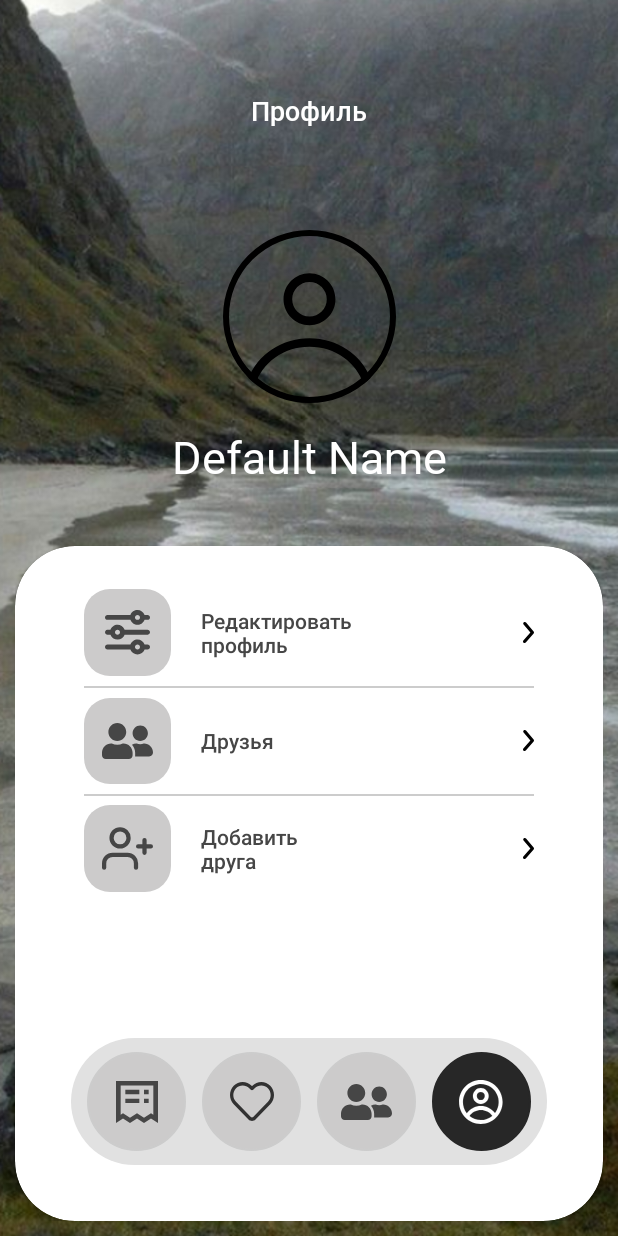
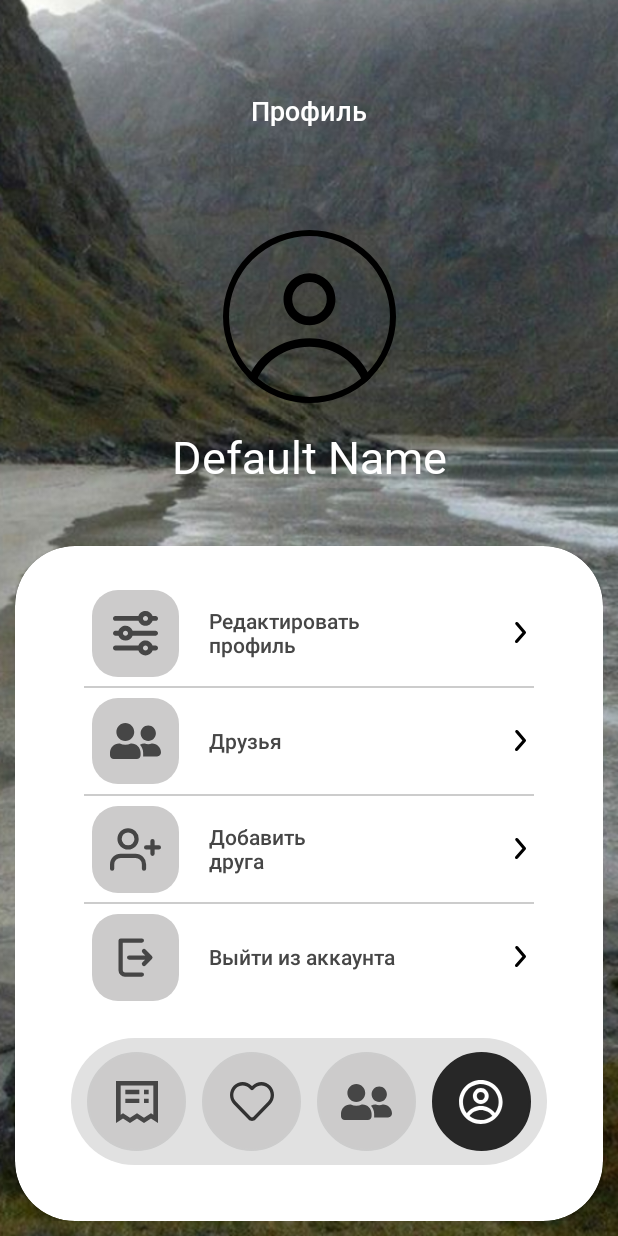
Before and after one commit to smoliskem/Travl, an Android app built with Jetpack Compose: the ProfilePage screen opened through its navigation route, on a phone screen of 412 x 824 dp. Run offline under Robolectric (Android 15) with nearby library versions, the phone set to English and light mode, and no system bars; our stand-ins replace Firebase (no records; nobody signed in at launch, a user with empty details on screens opened directly).

Commit message:
add button for log out and implement this

```diff
--- a/app/src/main/java/com/example/travl/pages/ProfilePage.kt
+++ b/app/src/main/java/com/example/travl/pages/ProfilePage.kt
@@ -1,6 +1,7 @@
 package com.example.travl.pages
 
 import android.content.Context.MODE_PRIVATE
+import android.content.Intent
 import android.os.Bundle
 import androidx.fragment.app.Fragment
 import android.view.LayoutInflater
@@ -9,19 +10,24 @@ import android.view.ViewGroup
 import android.widget.ImageButton
 import android.widget.TextView
 import androidx.navigation.fragment.findNavController
+import com.example.travl.LoginActivity
 import com.example.travl.R
 import com.example.travl.databinding.MainPageBinding
 import com.example.travl.databinding.ProfilePageBinding
+import com.google.firebase.auth.FirebaseAuth
 
 
 class ProfilePage : Fragment() {
     private lateinit var binding: ProfilePageBinding
     private lateinit var textViewUserName: TextView
+    private lateinit var auth: FirebaseAuth
 
     override fun onCreateView(
         inflater: LayoutInflater, container: ViewGroup?,
         savedInstanceState: Bundle?
     ): View? {
+        auth = FirebaseAuth.getInstance()
+
         val view = inflater.inflate(R.layout.profile_page, container, false)
 
         textViewUserName = view.findViewById(R.id.username)
@@ -48,5 +54,17 @@ class ProfilePage : Fragment() {
             findNavController().navigate(ProfilePageDirections.actionProfilePageToJointPlansPage())
         }
 
+        binding.logOut.setOnClickListener {
+            signOut()
+        }
+
+    }
+
+    private fun signOut() {
+        auth.signOut() // Выход из аккаунта
+        // Обновите UI или перенаправьте пользователя на экран входа
+        val intent = Intent(activity, LoginActivity::class.java)
+        startActivity(intent)
+        activity?.finish()
     }
 }
--- /dev/null
+++ b/app/src/main/res/drawable/exit_ic.xml
@@ -0,0 +1,14 @@
+<?xml version="1.0" encoding="utf-8"?>
+<layer-list xmlns:android="http://schemas.android.com/apk/res/android">
+    <item>
+        <shape android:shape="rectangle">
+            <solid android:color="#CCCBCB"/>
+            <corners android:radius="17dp"/>
+        </shape>
+    </item>
+    <item android:drawable="@drawable/exit_icon"
+        android:bottom="12dp"
+        android:start="12dp"
+        android:end="12dp"
+        android:top="12dp"/>
+</layer-list>
--- /dev/null
+++ b/app/src/main/res/drawable/exit_icon.xml
@@ -0,0 +1,24 @@
+<vector xmlns:android="http://schemas.android.com/apk/res/android"
+    android:width="34dp"
+    android:height="34dp"
+    android:viewportWidth="24"
+    android:viewportHeight="24">
+  <group>
+    <clip-path
+        android:pathData="M0,0.001h24v24h-24z"/>
+    <path
+        android:pathData="M15,4.001H5V18.001C5,19.105 5.895,20.001 7,20.001H15"
+        android:strokeLineJoin="round"
+        android:strokeWidth="2"
+        android:fillColor="#00000000"
+        android:strokeColor="#464646"
+        android:strokeLineCap="round"/>
+    <path
+        android:pathData="M16,15.001L19,12.001M19,12.001L16,9.001M19,12.001H9"
+        android:strokeLineJoin="round"
+        android:strokeWidth="2"
+        android:fillColor="#00000000"
+        android:strokeColor="#464646"
+        android:strokeLineCap="round"/>
+  </group>
+</vector>
--- a/app/src/main/res/layout/profile_page.xml
+++ b/app/src/main/res/layout/profile_page.xml
@@ -83,6 +83,7 @@
                 android:drawableStart="@drawable/settings_ic"
                 android:drawableEnd="@drawable/arrow_next_icon"
                 android:drawablePadding="20dp"
+                android:padding="5dp"
                 android:text="@string/edit_profile"
                 android:textAlignment="textStart"
                 android:textAllCaps="false"
@@ -106,6 +107,7 @@
                 android:drawableStart="@drawable/friends_list_ic"
                 android:drawableEnd="@drawable/arrow_next_icon"
                 android:drawablePadding="20dp"
+                android:padding="5dp"
                 android:text="@string/friends"
                 android:textAlignment="textStart"
                 android:textAllCaps="false"
@@ -129,7 +131,32 @@
                 android:drawableStart="@drawable/add_friend_ic"
                 android:drawableEnd="@drawable/arrow_next_icon"
                 android:drawablePadding="20dp"
+                android:padding="5dp"
                 android:text="@string/add_friend"
+                android:textAlignment="textStart"
+                android:textAllCaps="false"
+                android:textColor="#464646" />
+
+            <View
+                android:id="@+id/divider_3"
+                android:layout_width="match_parent"
+                android:layout_height="1dp"
+                android:layout_marginVertical="5dp"
+                android:background="#CCCCCC"
+                app:layout_constraintEnd_toEndOf="parent"
+                app:layout_constraintStart_toStartOf="parent"
+                app:layout_constraintTop_toBottomOf="@+id/user_box" />
+
+            <Button
+                android:id="@+id/log_out"
+                android:layout_width="300dp"
+                android:layout_height="60dp"
+                android:background="#00000000"
+                android:drawableStart="@drawable/exit_ic"
+                android:drawableEnd="@drawable/arrow_next_icon"
+                android:drawablePadding="20dp"
+                android:padding="5dp"
+                android:text="@string/exit"
                 android:textAlignment="textStart"
                 android:textAllCaps="false"
                 android:textColor="#464646" />
--- a/app/src/main/res/values/strings.xml
+++ b/app/src/main/res/values/strings.xml
@@ -40,4 +40,5 @@
     <string name="place">Место</string>
     <string name="score">Оценка</string>
     <string name="flag">Флаг</string>
+    <string name="exit">Выйти из аккаунта</string>
 </resources>
```
